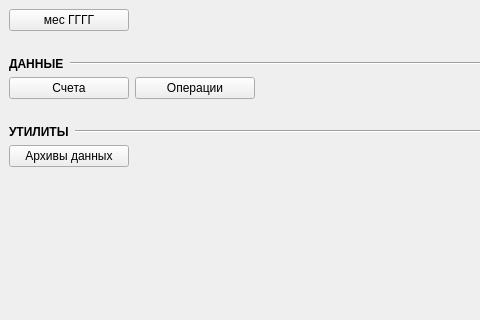
Above: ui/forms/form_main.ui from e-vladimir/finmanager before the change; both pictures show x 0 to 480 and y 0 to 320 of the 800 by 639 pixel window. Below: the same form after it.
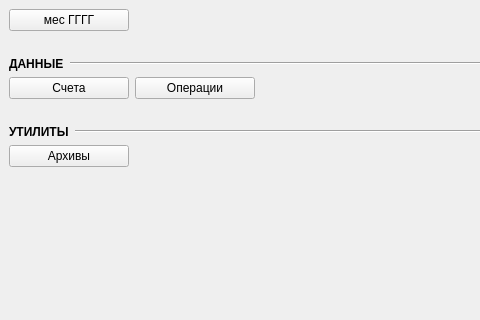
That is the form after the change.

Commit message: Форма Операции + Поиск и замена текстового фрагмента

Patch:
```diff
--- a/ui/forms/form_main.ui
+++ b/ui/forms/form_main.ui
@@ -218,7 +218,7 @@
          </size>
         </property>
         <property name="text">
-         <string>Архивы данных</string>
+         <string>Архивы</string>
         </property>
        </widget>
       </item>
```
The commit also changes 5 other files.
